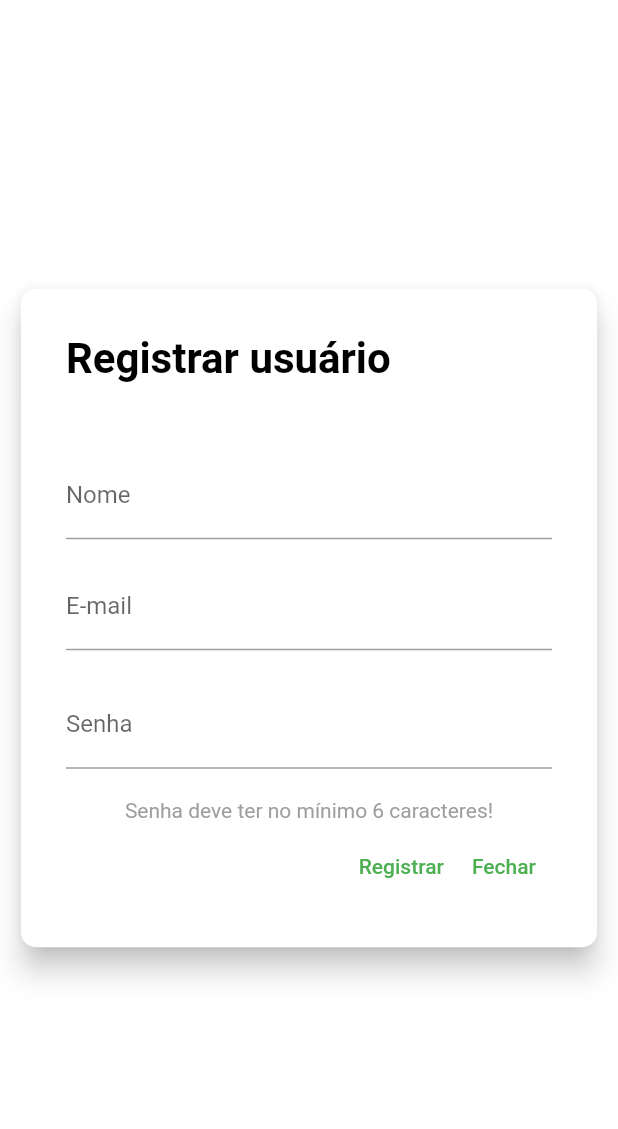
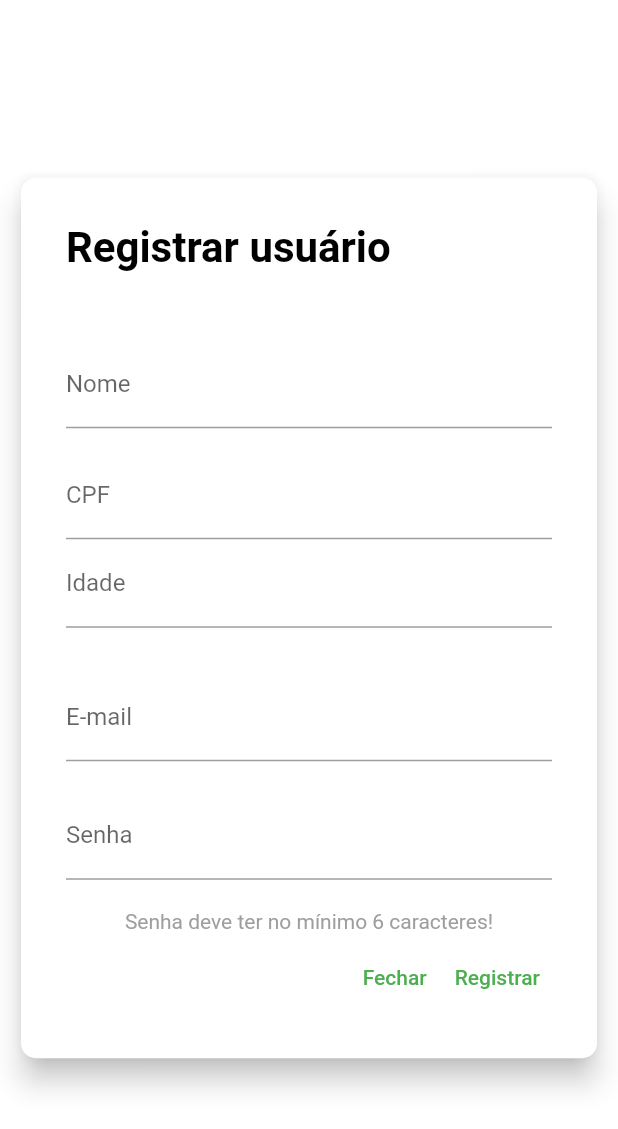
Before and after one commit to linkytech/EcoLinky, a Flutter app: the screen it shows after launch, after a tap on "Registrar", on a phone screen of 412 x 824 dp. Shown: the top 1129 px of the screen. Run offline on Flutter 3.47's test engine with Material 2 defaults, Android fonts, the phone set to English and light mode, and no system bars; our stand-ins replace sqflite; accounts and stored records are empty; network calls fail.

Commit message:
salvando user no banco

```diff
--- a/lib/Models/user_model.dart
+++ b/lib/Models/user_model.dart
@@ -1,12 +1,14 @@
 class User {
   int _id;
   String _name;
+  String _cpf;
+  String _age;
   String _email;
   String _password;
   // _latitude, _longitude, _photo
 
   // construtor
-  User(this._id, this._name, this._email, this._password);
+  User(this._id, this._name, this._cpf, this._age, this._email, this._password);
 
   // setter para o id
   set id(int id) => _id = id;
@@ -14,6 +16,8 @@ class User {
   // getters para todos
   int get id => _id;
   String get name => _name;
+  String get cpf => _cpf;
+  String get age => _age;
   String get email => _email;
   String get password => _password;
 
@@ -21,6 +25,8 @@ class User {
   Map<String, dynamic> toMap() {
     return {
       'name': _name,
+      'cpf': _cpf,
+      'age': _age,
       'email': _email,
       'password': _password
     };
--- a/lib/helpers/user_helper.dart
+++ b/lib/helpers/user_helper.dart
@@ -1,4 +1,5 @@
 import 'dart:io';
+import 'package:ecolinky/services/http_service.dart';
 import 'package:path/path.dart';
 import 'package:path_provider/path_provider.dart';
 import 'package:sqflite/sqflite.dart';
@@ -7,8 +8,8 @@ import 'package:ecolinky/Models/user_model.dart';
 // criando o nosso helper
 // camada de persistência
 class UserHelper {
-  final String databaseName = "kantina.db"; // nome da base
-  final int databaseVersion = 1; // versão da base
+  final String databaseName = "ecolinky.db"; // nome da base
+  final int databaseVersion = 2; // versão da base
   late Database db; // variável que representa o banco
 
   // inicializa o banco de dados
@@ -22,13 +23,15 @@ class UserHelper {
 
   void _onCreate(Database db, int version) async {
     await db.execute(
-        "CREATE TABLE user(id INTEGER PRIMARY KEY autoincrement, name TEXT, email TEXT, password TEXT)");
+        "CREATE TABLE user(id INTEGER PRIMARY KEY autoincrement, name TEXT, cpf TEXT, age TEXT, email TEXT, password TEXT)");
     await db.execute(
-        "insert into user(name, email, password) values('ecolinky', 'contato@linkytech.com', 'linkytech')");
+        "insert into user(name, cpf, age, email, password) values('ecolinky', '222.222.222-22', '40', 'contato@linkytech.com', 'linkytech')");
   }
 
   // insere o usuário
   Future<int> saveUser(User u) async {
+    var resApi = await HttpService.createUser(u);
+    print(u);
     var dbClient = await db;
     int res = await dbClient.insert("user", u.toMap());
     return res;
@@ -59,6 +62,8 @@ class UserHelper {
     if (list.length > 0) {
       user = User(list[0]["id"],
           list[0]["name"],
+          list[0]["cpf"],
+          list[0]["age"],
           list[0]["email"],
           list[0]["password"]
       );
--- a/lib/pages/register_page.dart
+++ b/lib/pages/register_page.dart
@@ -12,6 +12,8 @@ class RegisterPage extends StatefulWidget {
 
 class _RegisterPageState extends State<RegisterPage> {
   String _name = "";
+  String _cpf = "";
+  String _age = "";
   String _email = "";
   String _password = "";
 
@@ -45,7 +47,7 @@ class _RegisterPageState extends State<RegisterPage> {
     if (form!.validate()) {
       form.save();
 
-      var user = User(0, _name, _email, _password);
+      var user = User(0, _name, _cpf, _age, _email, _password);
       user.id = await userHelper.saveUser(user);
 
       if (user.id > 0) {
@@ -120,6 +122,20 @@ class _RegisterPageState extends State<RegisterPage> {
                           height: 15,
                         ),
                         TextFormField(
+                          onSaved: (val) => _cpf = val.toString(),
+                          decoration: InputDecoration(labelText: "CPF"),
+                        ),
+                        TextFormField(
+                          onSaved: (val) => _age = val.toString(),
+                          decoration: InputDecoration(labelText: "Idade"),
+                        ),
+                        SizedBox(
+                          height: 15,
+                        ),
+                        SizedBox(
+                          height: 15,
+                        ),
+                        TextFormField(
                           onSaved: (val) => _email = val.toString(),
                           decoration: InputDecoration(labelText: "E-mail"),
                         ),
@@ -148,12 +164,12 @@ class _RegisterPageState extends State<RegisterPage> {
                               child: Container(),
                             ),
                             TextButton(
+                              child: Text("Fechar"),
+                              onPressed: _closeRegister,
+                            ),
+                            TextButton(
                               child: Text("Registrar"),
                               onPressed: _registerUser,
-                            ),
-                            TextButton(
-                              child: Text("Fechar"),
-                              onPressed: _closeRegister,
                             ),
                           ],
                         ),
```
Also changed, not shown: lib/services/http_service.dart (+3 -4 lines).
